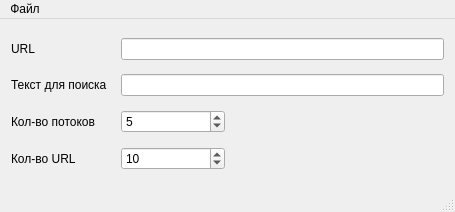
The window that mainwindow.ui (killuglyjoe/WebPageGraphTextFinder) describes before a commit, drawn with Qt 5.
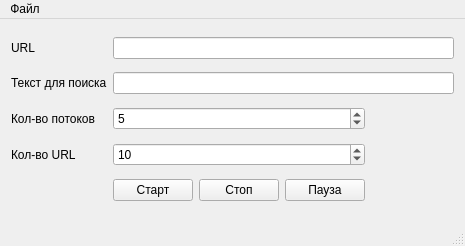
The same window after the commit.

The edit to the form file:
```diff
--- a/mainwindow.ui
+++ b/mainwindow.ui
@@ -6,8 +6,8 @@
    <rect>
     <x>0</x>
     <y>0</y>
-    <width>455</width>
-    <height>212</height>
+    <width>465</width>
+    <height>246</height>
    </rect>
   </property>
   <property name="windowTitle">
@@ -50,6 +50,9 @@
       </property>
      </widget>
     </item>
+    <item row="1" column="1" colspan="3">
+     <widget class="QLineEdit" name="txtSrchEdit"/>
+    </item>
     <item row="0" column="0">
      <widget class="QLabel" name="label">
       <property name="text">
@@ -60,8 +63,30 @@
     <item row="0" column="1" colspan="3">
      <widget class="QLineEdit" name="urlEdit"/>
     </item>
-    <item row="1" column="1" colspan="3">
-     <widget class="QLineEdit" name="txtSrchEdit"/>
+    <item row="5" column="1">
+     <layout class="QHBoxLayout" name="horizontalLayout">
+      <item>
+       <widget class="QPushButton" name="btnStart">
+        <property name="text">
+         <string>Старт</string>
+        </property>
+       </widget>
+      </item>
+      <item>
+       <widget class="QPushButton" name="btnStop">
+        <property name="text">
+         <string>Стоп</string>
+        </property>
+       </widget>
+      </item>
+      <item>
+       <widget class="QPushButton" name="btnPause">
+        <property name="text">
+         <string>Пауза</string>
+        </property>
+       </widget>
+      </item>
+     </layout>
     </item>
    </layout>
   </widget>
@@ -70,7 +95,7 @@
     <rect>
      <x>0</x>
      <y>0</y>
-     <width>455</width>
+     <width>465</width>
      <height>25</height>
     </rect>
    </property>
```
